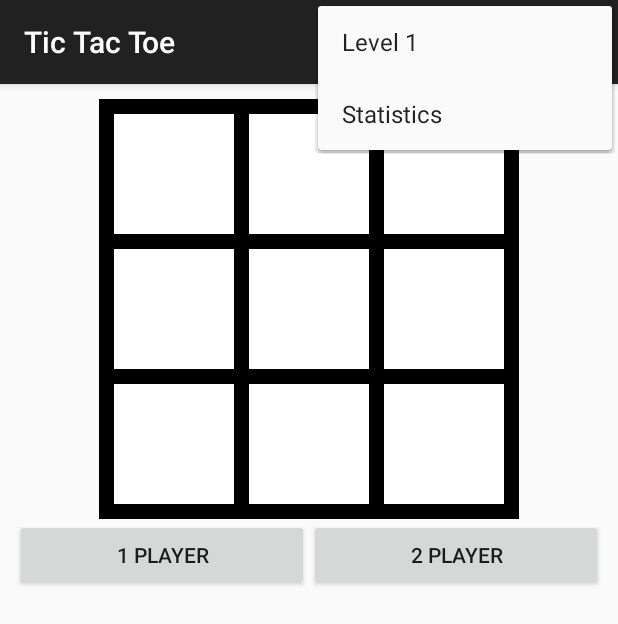
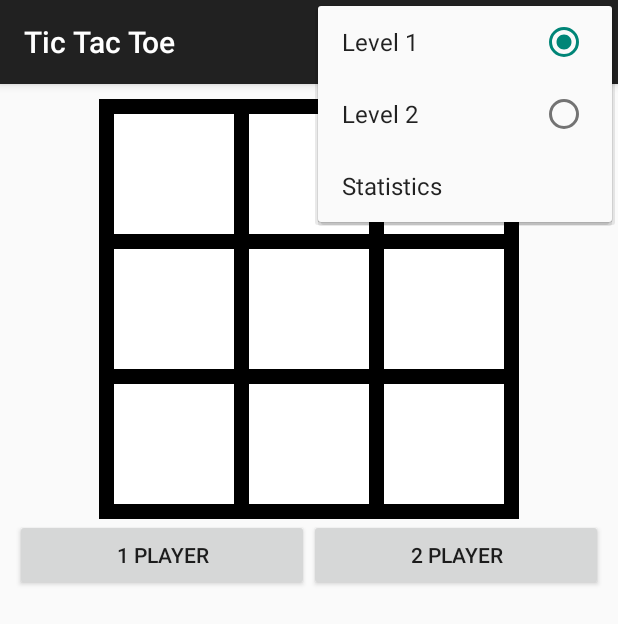
Before and after one commit to dev-fan/tictactoe, an Android app: the screen it shows after launch (MainActivity), with the options menu open, on a phone screen of 412 x 824 dp. Shown: the top 624 px of the screen. Run offline under Robolectric (Android 15) with nearby library versions, the phone set to English and light mode, and no system bars.

Commit message:
Update menu, fix animation

```diff
--- a/app/src/main/java/org/itstep/falaleev/tictactoe/Game.java
+++ b/app/src/main/java/org/itstep/falaleev/tictactoe/Game.java
@@ -25,7 +25,6 @@ public class Game {
     private Context cnx;
     private Setting setting;
     private Statistic stat;
-    Animation anim;
 
     private ArrayList<ImageView> elements;
     private TextView tvResult;
@@ -47,7 +46,6 @@ public class Game {
         this.cnx = cnx;
         this.setting = setting;
         this.stat = stat;
-        anim = AnimationUtils.loadAnimation(cnx, R.anim.move);
     }
 
     public void reset() {
@@ -78,6 +76,7 @@ public class Game {
             v.setBackgroundResource(pic_res);
             counter++;
             check();
+            Animation anim = AnimationUtils.loadAnimation(cnx, R.anim.move);
             v.startAnimation(anim);
             return true;
         }
--- a/app/src/main/java/org/itstep/falaleev/tictactoe/MainActivity.java
+++ b/app/src/main/java/org/itstep/falaleev/tictactoe/MainActivity.java
@@ -74,8 +74,15 @@ public class MainActivity extends AppCompatActivity {
                 ? android.R.drawable.ic_lock_silent_mode_off
                 : android.R.drawable.ic_lock_silent_mode);
 
-        MenuItem mnLevel = menu.findItem(R.id.menu_level);
-        mnLevel.setTitle(String.format(getResources().getString(R.string.level), setting.getLevel()));
+        MenuItem mnLevel1 = menu.findItem(R.id.menu_level1);
+        MenuItem mnLevel2 = menu.findItem(R.id.menu_level2);
+        mnLevel1.setTitle(String.format(getResources().getString(R.string.level), Game.LEVEL_1));
+        mnLevel2.setTitle(String.format(getResources().getString(R.string.level), Game.LEVEL_2));
+        if (setting.getLevel() == Game.LEVEL_1) {
+            mnLevel1.setChecked(true);
+        } else {
+            mnLevel2.setChecked(true);
+        }
         return super.onPrepareOptionsMenu(menu);
     }
 
@@ -91,9 +98,12 @@ public class MainActivity extends AppCompatActivity {
                         : android.R.drawable.ic_lock_silent_mode);
                 break;
 
-            case R.id.menu_level:
-                setting.setLevel(setting.getLevel() == Game.LEVEL_1 ? Game.LEVEL_2 : Game.LEVEL_1);
-                item.setTitle(String.format(getResources().getString(R.string.level), setting.getLevel()));
+            case R.id.menu_level1:
+                setting.setLevel(Game.LEVEL_1);
+                break;
+
+            case R.id.menu_level2:
+                setting.setLevel(Game.LEVEL_2);
                 break;
 
             case R.id.menu_statistic:
--- a/app/src/main/res/menu/main.xml
+++ b/app/src/main/res/menu/main.xml
@@ -4,9 +4,16 @@
     <item android:id="@+id/menu_sound"
         android:title="@string/sound"
         app:showAsAction="always" />
-    <item android:id="@+id/menu_level"
-        android:title=""
-        app:showAsAction="never" />
+    <group
+        android:checkableBehavior="single"
+        android:id="@+id/menu_level">
+        <item android:id="@+id/menu_level1"
+            android:title="Level 1"
+            app:showAsAction="never" />
+        <item android:id="@+id/menu_level2"
+            android:title="Level 1"
+            app:showAsAction="never" />
+    </group>
     <item android:id="@+id/menu_statistic"
         android:title="@string/statistics"
         app:showAsAction="never" />
```
